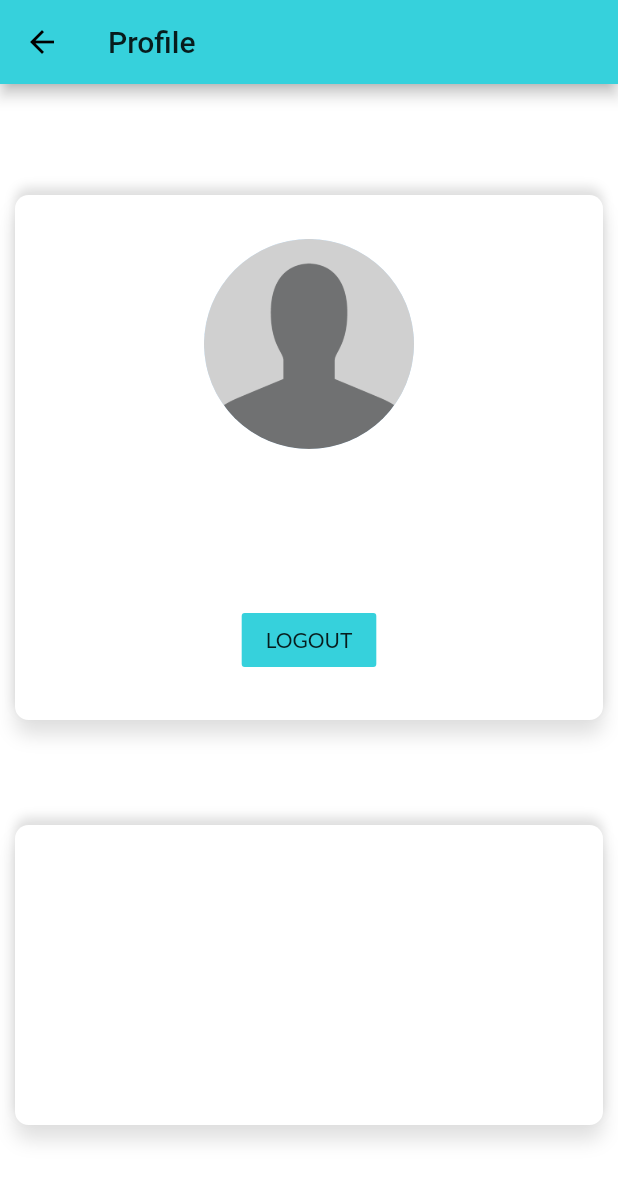
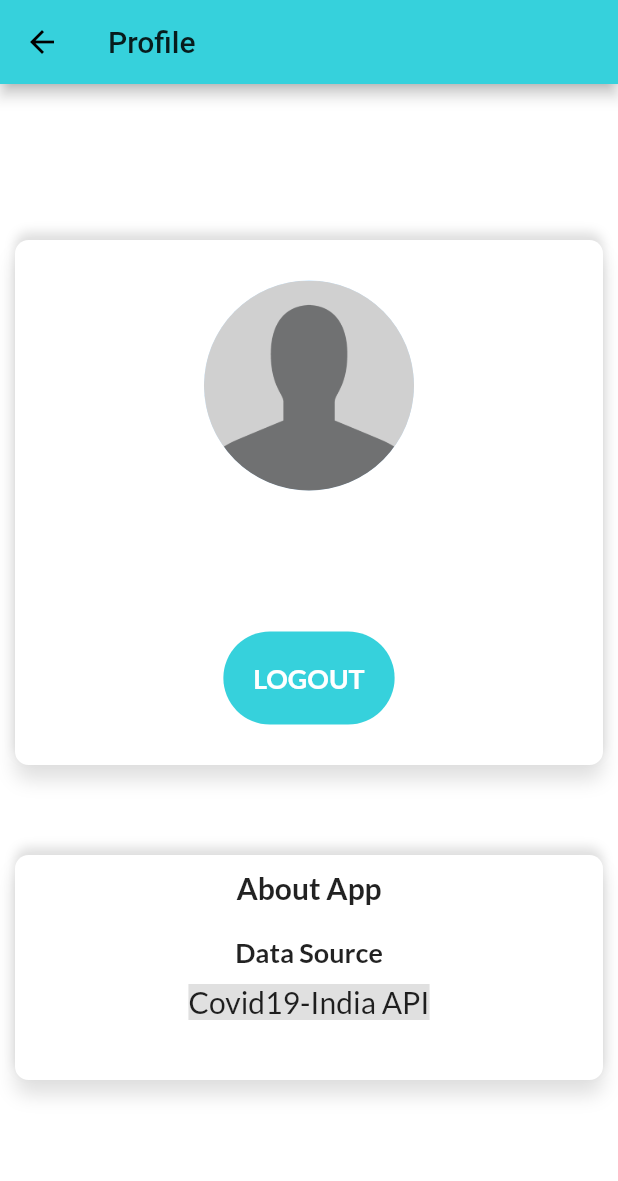
Before and after one commit to AdityaPratap006/coid_app_client, a Flutter app: the UserProfileScreen screen opened directly, on a phone screen of 412 x 824 dp. Shown: the top 1181 px of the screen. Run offline on Flutter 3.47's test engine with Material 2 defaults, Android fonts, the phone set to English and light mode, and no system bars; our stand-ins replace firebase_auth, geolocator, google_fonts, google_maps_flutter, google_sign_in, shared_preferences; missing offline and left inert: flutter_google_places, google_maps_webservice, location_permissions; accounts and stored records are empty.

Commit message:
added about app section in profile_screen

```diff
--- a/lib/screens/user_profile_screen.dart
+++ b/lib/screens/user_profile_screen.dart
@@ -1,3 +1,5 @@
+import 'dart:io';
+
 import 'package:flutter/material.dart';
 import 'package:provider/provider.dart';
 
@@ -64,10 +66,10 @@ class _UserProfileScreenState extends State<UserProfileScreen> {
                         children: <Widget>[
                           CircleAvatar(
                             radius: 70,
-                            backgroundImage:
-                                user.photoUrl != null && user.photoUrl != ''
-                                    ? NetworkImage(user.photoUrl)
-                                    : AssetImage('lib/assets/images/profile.png'),
+                            backgroundImage: user.photoUrl != null &&
+                                    user.photoUrl != ''
+                                ? NetworkImage(user.photoUrl)
+                                : AssetImage('lib/assets/images/profile.png'),
                           ),
                           Text(
                             '${user.displayName}',
@@ -83,7 +85,18 @@ class _UserProfileScreenState extends State<UserProfileScreen> {
                                 )
                               : FlatButton(
                                   color: Theme.of(context).primaryColor,
-                                  child: Text('LOGOUT'),
+                                  padding: EdgeInsets.all(20.0),
+                                  shape: RoundedRectangleBorder(
+                                    borderRadius: BorderRadius.circular(50.0),
+                                  ),
+                                  child: Text(
+                                    'LOGOUT',
+                                    style: TextStyle(
+                                      color: Colors.white,
+                                      fontWeight: FontWeight.bold,
+                                      fontSize: 18.0,
+                                    ),
+                                  ),
                                   onPressed: () async {
                                     setState(() {
                                       _loading = true;
@@ -108,7 +121,7 @@ class _UserProfileScreenState extends State<UserProfileScreen> {
                       ),
                     ),
                     SizedBox(
-                      height: 30.0,
+                      height: 20.0,
                     ),
                     Container(
                       margin: EdgeInsets.symmetric(
@@ -116,9 +129,40 @@ class _UserProfileScreenState extends State<UserProfileScreen> {
                         horizontal: 10.0,
                       ),
                       padding: EdgeInsets.all(10.0),
-                      height: 200,
+                      height: 150,
                       width: double.infinity,
                       decoration: SearchBoxDecoration.decoration(),
+                      child: Column(
+                        children: <Widget>[
+                          Text(
+                            'About App',
+                            style: TextStyle(
+                              fontSize: 20,
+                              fontWeight: FontWeight.bold,
+                            ),
+                          ),
+                          SizedBox(
+                            height: 20.0,
+                          ),
+                          Text(
+                            'Data Source',
+                            style: TextStyle(
+                              fontSize: 18,
+                              fontWeight: FontWeight.bold,
+                            ),
+                          ),
+                          SizedBox(
+                            height: 10.0,
+                          ),
+                          Text(
+                            'Covid19-India API',
+                            style: TextStyle(
+                              fontSize: 20,
+                              backgroundColor: Colors.grey.shade300,
+                            ),
+                          ),
+                        ],
+                      ),
                     )
                   ],
                 ),
```
